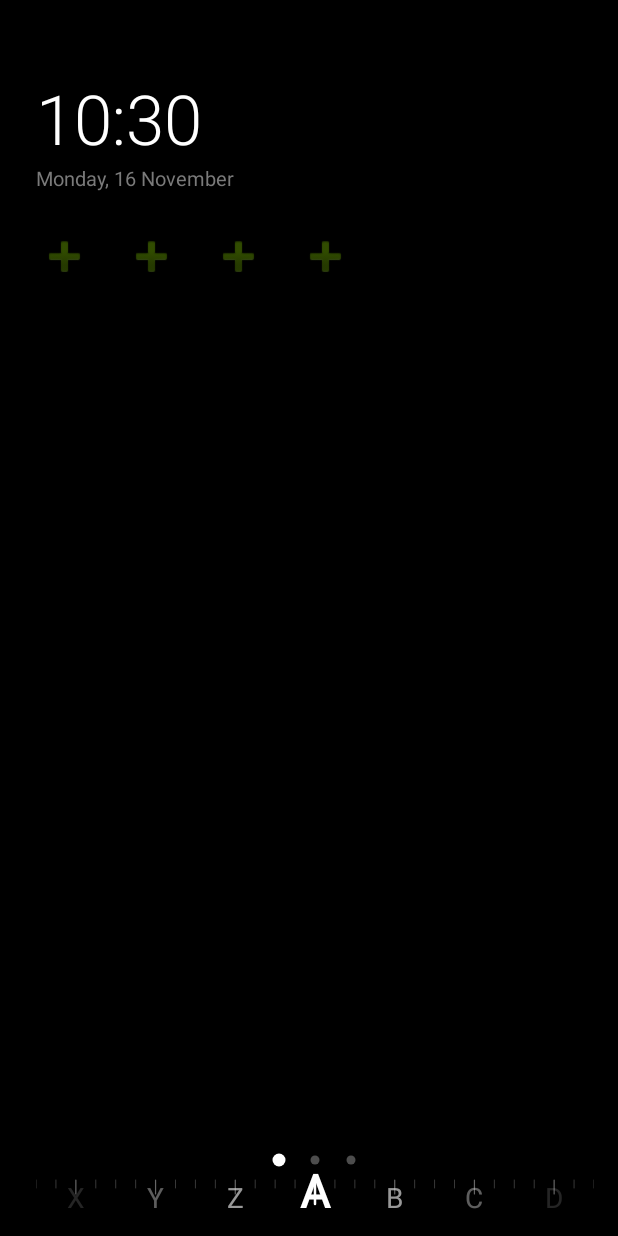
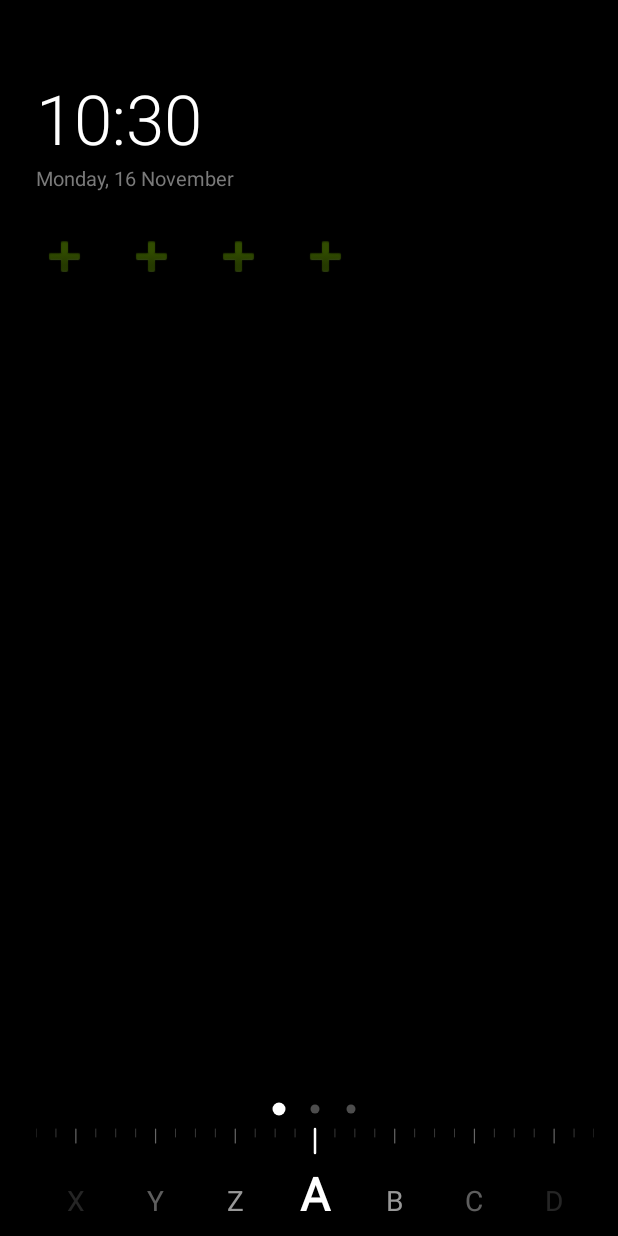
Before and after one commit to anatrammidak-star/launcher, an Android app: the screen it shows after launch (MainActivity), on a phone screen of 412 x 824 dp. Run offline under Robolectric (Android 15) with nearby library versions, the phone set to English and light mode, and no system bars.

Commit message:
Update activity_main.xml

```diff
--- a/app/src/main/res/layout/activity_main.xml
+++ b/app/src/main/res/layout/activity_main.xml
@@ -72,7 +72,7 @@
             android:contentDescription="Fav 4" />
     </LinearLayout>
 
-    <!-- Daftar Aplikasi di Sisi Kanan (Dari Atas ke Bawah) -->
+   <!-- Daftar Aplikasi di Sisi Kanan (Dari Atas ke Bawah) -->
     <androidx.recyclerview.widget.RecyclerView
         android:id="@+id/rvApps"
         android:layout_width="220dp"
@@ -80,15 +80,16 @@
         android:layout_below="@id/favContainer"
         android:layout_alignParentEnd="true"
         android:layout_marginTop="20dp"
-        android:layout_marginBottom="60dp"
+        android:layout_marginBottom="96dp"
         android:overScrollMode="never" />
 
     <!-- Penggaris Horizontal Bersih di Bagian Bawah -->
     <com.minimal.rulerlauncher.HorizontalRulerView
         android:id="@+id/horizontalRuler"
         android:layout_width="match_parent"
-        android:layout_height="48dp"
+        android:layout_height="84dp"
         android:layout_alignParentBottom="true"
-        android:layout_marginBottom="12dp" />
+        android:layout_marginBottom="10dp" />
+
 
 </RelativeLayout>
```
